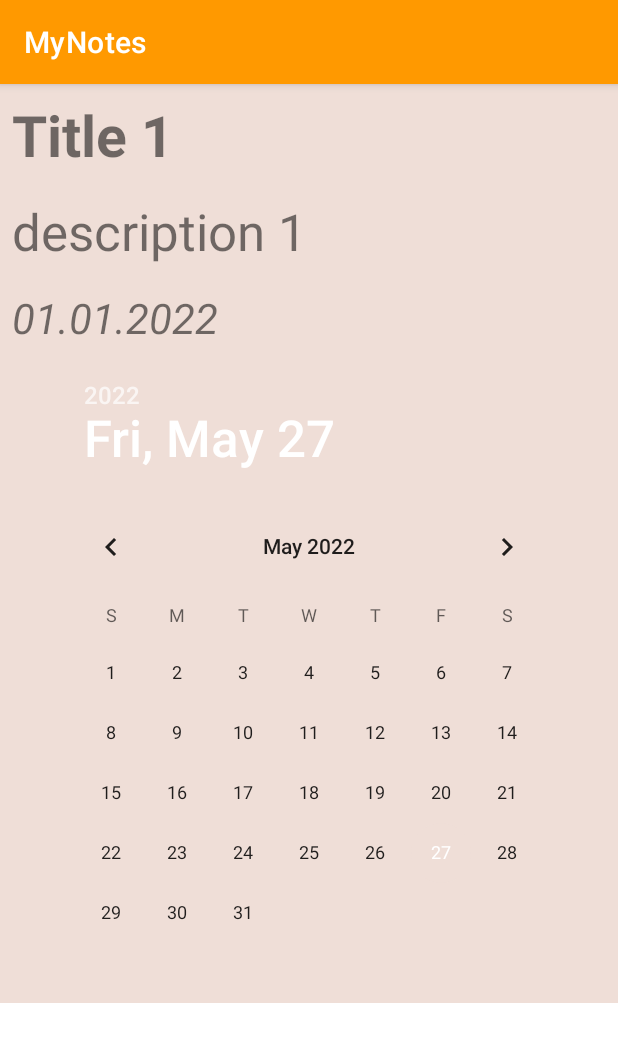
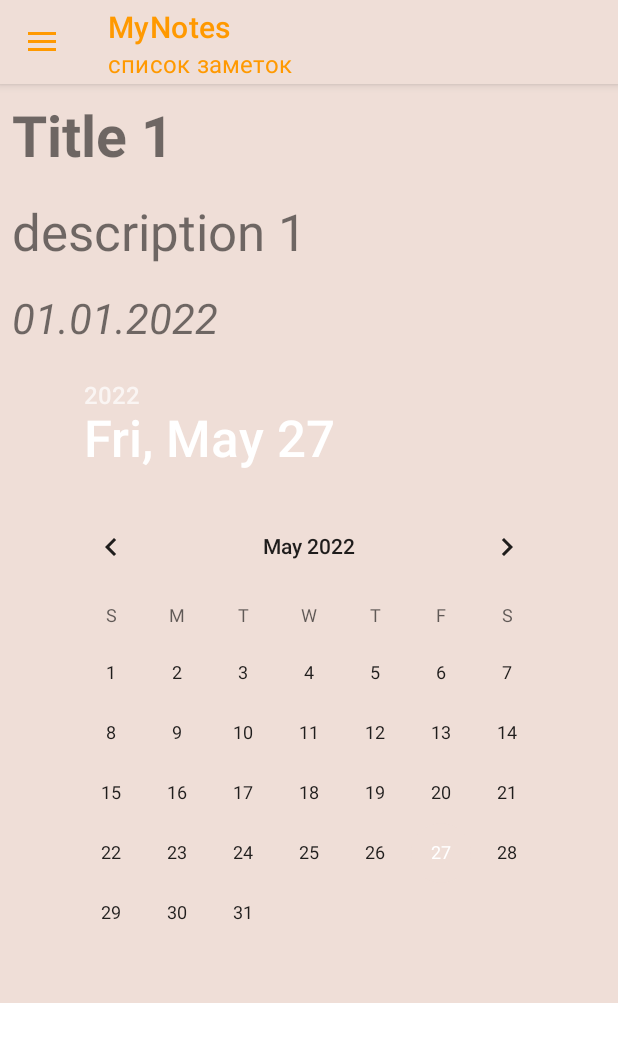
Before and after one commit to AlexYach1973/MyNotes, an Android app: the screen it shows after launch (MainActivity), after a tap on "Title 1", on a phone screen of 412 x 824 dp. Shown: the top 1042 px of the screen. Run offline under Robolectric (Android 15) with nearby library versions, the phone set to English and light mode, and no system bars.

Commit message:
Lesson 8

```diff
--- a/app/src/main/AndroidManifest.xml
+++ b/app/src/main/AndroidManifest.xml
@@ -15,7 +15,8 @@
         tools:targetApi="31">
         <activity
             android:name=".MainActivity"
-            android:exported="true">
+            android:exported="true"
+            android:screenOrientation="portrait">
             <intent-filter>
                 <action android:name="android.intent.action.MAIN" />
 
--- a/app/src/main/java/com/alexyach/geekbrains/android/mynotes/MainActivity.java
+++ b/app/src/main/java/com/alexyach/geekbrains/android/mynotes/MainActivity.java
@@ -1,8 +1,15 @@
 package com.alexyach.geekbrains.android.mynotes;
 
 import android.os.Bundle;
+import android.view.MenuItem;
 
+import androidx.annotation.NonNull;
+import androidx.appcompat.app.ActionBarDrawerToggle;
 import androidx.appcompat.app.AppCompatActivity;
+import androidx.appcompat.widget.Toolbar;
+import androidx.drawerlayout.widget.DrawerLayout;
+
+import com.google.android.material.navigation.NavigationView;
 
 public class MainActivity extends AppCompatActivity {
 
@@ -10,9 +17,6 @@ public class MainActivity extends AppCompatActivity {
     protected void onCreate(Bundle savedInstanceState) {
         super.onCreate(savedInstanceState);
         setContentView(R.layout.activity_main);
-
-        // Создаем записки
-//        listNote = createList();
 
         if (savedInstanceState == null) {
             NoteListFragment noteListFragment = new NoteListFragment();
@@ -22,6 +26,58 @@ public class MainActivity extends AppCompatActivity {
                     .commit();
         }
 
+        initToolbar();
+
     }
 
+    private void initToolbar() {
+        Toolbar toolbar = findViewById(R.id.toolbar);
+        setSupportActionBar(toolbar);
+
+        initDrawer(toolbar);
+    }
+
+    private void initDrawer(Toolbar toolbar) {
+
+        // Находим DrawerLayout
+        DrawerLayout drawer = findViewById(R.id.drawer_layout);
+        // Создаем ActionBarDrawerToggle
+        ActionBarDrawerToggle toggle = new ActionBarDrawerToggle(
+                this, drawer, toolbar,
+                R.string.navigator_drawer_open,
+                R.string.navigator_drawer_close
+        );
+        drawer.addDrawerListener(toggle);
+        toggle.syncState();
+
+        // Обработка навигационного меню
+        NavigationView navigationView = findViewById(R.id.navigation_view);
+        navigationView.setNavigationItemSelectedListener(
+                new NavigationView.OnNavigationItemSelectedListener() {
+            @Override
+            public boolean onNavigationItemSelected(@NonNull MenuItem item) {
+
+                switch (item.getItemId()) {
+                    case R.id.action_drawer_about:
+                        openAboutFragment();
+                        drawer.close();
+                        return true;
+
+                }
+
+                return false;
+            }
+        });
+    }
+
+    private void openAboutFragment() {
+
+        getSupportFragmentManager()
+                .beginTransaction()
+                .addToBackStack(null)
+                .replace(R.id.fragment_container, new AboutFragment())
+                .commit();
+    }
+
+
 }
--- a/app/src/main/java/com/alexyach/geekbrains/android/mynotes/NoteDetailsFragment.java
+++ b/app/src/main/java/com/alexyach/geekbrains/android/mynotes/NoteDetailsFragment.java
@@ -20,7 +20,6 @@ public class NoteDetailsFragment extends Fragment {
 
     // the fragment initialization parameters, e.g. ARG_ITEM_NUMBER
     private static final String ARG_PARAM = "note";
-    private static final String INDEX = "index";
 
     private static int currentIndex;
 
@@ -30,10 +29,6 @@ public class NoteDetailsFragment extends Fragment {
     public void onCreate(@Nullable Bundle savedInstanceState) {
         super.onCreate(savedInstanceState);
 
-        if (savedInstanceState != null) {
-            // Удалили лишний фрагмент вверху стэка обратного вызова
-            requireActivity().getSupportFragmentManager().popBackStack();
-        }
     }
 
     @Override
--- a/app/src/main/java/com/alexyach/geekbrains/android/mynotes/NoteListFragment.java
+++ b/app/src/main/java/com/alexyach/geekbrains/android/mynotes/NoteListFragment.java
@@ -49,10 +49,6 @@ public class NoteListFragment extends Fragment {
         // инициализация списка
         initList(view);
 
-        // Отображение выбраной ранее записки
-        if (isLandscape()) {
-            showLandNoteDetails(currentPosition);
-        }
     }
 
     private void initList(View view) {
@@ -66,25 +62,17 @@ public class NoteListFragment extends Fragment {
 
             tv.setText(title);
             tv.setTextSize(40);
+            tv.setTextColor(getResources().getColor(R.color.purple_500));
             tv.setGravity(View.TEXT_ALIGNMENT_GRAVITY);
             layout.addView(tv);
 
             final int position = i;
             tv.setOnClickListener(v -> {
                 currentPosition = position;
-                showNoteDetails(position);
+                showPortNoteDetails(position);
             });
         }
     }
-
-    private void showNoteDetails(int index) {
-        if (isLandscape()) {
-            showLandNoteDetails(index);
-        } else {
-            showPortNoteDetails(index);
-        }
-    }
-
 
     private void showPortNoteDetails(int index) {
         // Создаем новый фрагмент
@@ -95,21 +83,6 @@ public class NoteListFragment extends Fragment {
                 .replace(R.id.fragment_container, detailFragment)
                 // добавили в BackStack
                 .addToBackStack(null)
-                // Анимация
-                .setTransition(FragmentTransaction.TRANSIT_FRAGMENT_FADE)
-                .commit();
-    }
-
-    // Показываем детали заметки в ландшафтной ориентации
-    private void showLandNoteDetails(int index) {
-
-        // Создаем новый фрагмент
-        NoteDetailsFragment detailFragment = createDetailFragment(index);
-
-        // Выполняем транзакцию по замене фрагмента
-        FragmentManager fragmentManager = requireActivity().getSupportFragmentManager();
-        fragmentManager.beginTransaction()
-                .replace(R.id.fragment_container_details, detailFragment)
                 // Анимация
                 .setTransition(FragmentTransaction.TRANSIT_FRAGMENT_FADE)
                 .commit();
--- /dev/null
+++ b/app/src/main/res/drawable/ic_about.xml
@@ -0,0 +1,5 @@
+<vector android:height="24dp" android:tint="#FF9900"
+    android:viewportHeight="24" android:viewportWidth="24"
+    android:width="24dp" xmlns:android="http://schemas.android.com/apk/res/android">
+    <path android:fillColor="@android:color/white" android:pathData="M19,1l-5,5v11l5,-4.5L19,1zM1,6v14.65c0,0.25 0.25,0.5 0.5,0.5 0.1,0 0.15,-0.05 0.25,-0.05C3.1,20.45 5.05,20 6.5,20c1.95,0 4.05,0.4 5.5,1.5L12,6c-1.45,-1.1 -3.55,-1.5 -5.5,-1.5S2.45,4.9 1,6zM23,19.5L23,6c-0.6,-0.45 -1.25,-0.75 -2,-1v13.5c-1.1,-0.35 -2.3,-0.5 -3.5,-0.5 -1.7,0 -4.15,0.65 -5.5,1.5v2c1.35,-0.85 3.8,-1.5 5.5,-1.5 1.65,0 3.35,0.3 4.75,1.05 0.1,0.05 0.15,0.05 0.25,0.05 0.25,0 0.5,-0.25 0.5,-0.5v-1.1z"/>
+</vector>
--- /dev/null
+++ b/app/src/main/res/drawable/ic_home.xml
@@ -0,0 +1,5 @@
+<vector android:height="24dp" android:tint="#FF9900"
+    android:viewportHeight="24" android:viewportWidth="24"
+    android:width="24dp" xmlns:android="http://schemas.android.com/apk/res/android">
+    <path android:fillColor="@android:color/white" android:pathData="M10,20v-6h4v6h5v-8h3L12,3 2,12h3v8z"/>
+</vector>
--- a/app/src/main/res/layout-land/activity_main.xml
+++ /dev/null
@@ -1,23 +0,0 @@
-<?xml version="1.0" encoding="utf-8"?>
-<LinearLayout
-    xmlns:android="http://schemas.android.com/apk/res/android"
-    xmlns:app="http://schemas.android.com/apk/res-auto"
-    xmlns:tools="http://schemas.android.com/tools"
-    android:layout_width="match_parent"
-    android:layout_height="match_parent"
-    android:orientation="horizontal"
-    tools:context=".MainActivity">
-
-    <FrameLayout
-        android:id="@+id/fragment_container"
-        android:layout_width="0dp"
-        android:layout_height="match_parent"
-        android:layout_weight="1"/>
-
-    <FrameLayout
-        android:id="@+id/fragment_container_details"
-        android:layout_width="0dp"
-        android:layout_height="match_parent"
-        android:layout_weight="3"/>
-
-</LinearLayout>
--- a/app/src/main/res/layout/activity_main.xml
+++ b/app/src/main/res/layout/activity_main.xml
@@ -1,16 +1,47 @@
 <?xml version="1.0" encoding="utf-8"?>
-<LinearLayout
+<androidx.drawerlayout.widget.DrawerLayout
     xmlns:android="http://schemas.android.com/apk/res/android"
     xmlns:app="http://schemas.android.com/apk/res-auto"
     xmlns:tools="http://schemas.android.com/tools"
+    android:layout_height="match_parent"
     android:layout_width="match_parent"
-    android:layout_height="match_parent"
-    android:orientation="horizontal"
-    tools:context=".MainActivity">
+    android:id="@+id/drawer_layout">
 
-    <FrameLayout
-        android:id="@+id/fragment_container"
+
+    <LinearLayout
         android:layout_width="match_parent"
-        android:layout_height="match_parent"/>
+        android:layout_height="match_parent"
+        android:orientation="vertical"
+        tools:context=".MainActivity">
 
-</LinearLayout>
+        <com.google.android.material.appbar.AppBarLayout
+            android:layout_width="match_parent"
+            android:layout_height="wrap_content">
+
+            <androidx.appcompat.widget.Toolbar
+                android:id="@+id/toolbar"
+                android:layout_width="match_parent"
+                android:layout_height="?attr/actionBarSize"
+                android:background="?attr/colorAccent"
+                app:subtitle="@string/list_notes"
+                app:subtitleTextColor="@color/purple_700"
+                app:title="@string/app_name"
+                app:titleTextColor="@color/purple_700" />
+
+        </com.google.android.material.appbar.AppBarLayout>
+
+        <FrameLayout
+            android:id="@+id/fragment_container"
+            android:layout_width="match_parent"
+            android:layout_height="match_parent" />
+    </LinearLayout>
+
+    <com.google.android.material.navigation.NavigationView
+        android:id="@+id/navigation_view"
+        android:layout_width="wrap_content"
+        android:layout_height="match_parent"
+        android:layout_gravity="start"
+        app:headerLayout="@layout/drawer_header"
+        app:menu="@menu/drawer_menu"
+        />
+</androidx.drawerlayout.widget.DrawerLayout>
--- /dev/null
+++ b/app/src/main/res/menu/drawer_menu.xml
@@ -0,0 +1,8 @@
+<?xml version="1.0" encoding="utf-8"?>
+<menu xmlns:android="http://schemas.android.com/apk/res/android">
+
+    <item
+        android:id="@+id/action_drawer_about"
+        android:icon="@drawable/ic_about"
+        android:title="@string/drawer_about"/>
+</menu>
--- a/app/src/main/res/values/strings.xml
+++ b/app/src/main/res/values/strings.xml
@@ -1,6 +1,18 @@
 <resources>
     <string name="app_name">MyNotes</string>
-    <string name="hello_blank_fragment">Hello blank fragment</string>
     <string name="new_notes_button">новая заметка</string>
+    <string name="list_notes">список заметок</string>
+
+<!--    About Fragment-->
+    <string name="hello_blank_fragment">Приложение просто БОМБА. Разработана гениальным человеком.
+        Версия: самая последняя. Поддерживаться особо не будет.</string>
+
+<!--    Drawer Menu-->
+    <string name="drawer_about">о приложении</string>
+    <string name="drawer_main">главная страница</string>
+
+    <string name="navigator_drawer_open">open</string>
+    <string name="navigator_drawer_close">close</string>
+    <string name="back_to_home">назад</string>
 
 </resources>
--- a/app/src/main/res/values/themes.xml
+++ b/app/src/main/res/values/themes.xml
@@ -1,6 +1,6 @@
 <resources xmlns:tools="http://schemas.android.com/tools">
     <!-- Base application theme. -->
-    <style name="Theme.MyNotes" parent="Theme.MaterialComponents.DayNight.DarkActionBar">
+    <style name="Theme.MyNotes" parent="Theme.MaterialComponents.DayNight.NoActionBar">
         <!-- Primary brand color. -->
         <item name="colorPrimary">@color/purple_500</item>
         <item name="colorPrimaryVariant">@color/purple_700</item>
@@ -12,5 +12,12 @@
         <!-- Status bar color. -->
         <item name="android:statusBarColor" tools:targetApi="l">?attr/colorPrimaryVariant</item>
         <!-- Customize your theme here. -->
+        <item name="drawerArrowStyle">@style/DrawerIconStyle</item>
+
     </style>
+
+    <style name="DrawerIconStyle" parent="Widget.AppCompat.DrawerArrowToggle">
+        <item name="color">@color/purple_700</item>
+    </style>
+
 </resources>
```
Also changed, not shown: app/src/main/java/com/alexyach/geekbrains/android/mynotes/AboutFragment.java (added, +36 -0 lines), app/src/main/res/layout/drawer_header.xml (added, +17 -0 lines), app/src/main/res/layout/fragment_about.xml (added, +34 -0 lines), app/src/main/ic_bomb-playstore.png (added), app/src/main/res/drawable/bomb.png (added).
